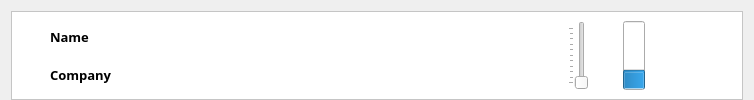
akru/conference-speaker-server, file ServerGui/channel_widget.ui: the form before one commit.
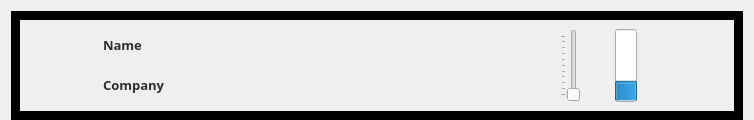
The form after the commit. Icons and pictures are not drawn.

The edit to the form file:
```diff
--- a/ServerGui/channel_widget.ui
+++ b/ServerGui/channel_widget.ui
@@ -7,19 +7,19 @@
     <x>0</x>
     <y>0</y>
     <width>754</width>
-    <height>100</height>
+    <height>120</height>
    </rect>
   </property>
   <property name="minimumSize">
    <size>
     <width>480</width>
-    <height>100</height>
+    <height>120</height>
    </size>
   </property>
   <property name="maximumSize">
    <size>
     <width>16777215</width>
-    <height>100</height>
+    <height>132</height>
    </size>
   </property>
   <property name="windowTitle">
@@ -33,11 +33,16 @@
     <widget class="QFrame" name="frame">
      <property name="styleSheet">
       <string notr="true">QFrame {
-	background: white;
 	font-family: CenturyGothic;
 	font: bold 10pt;
+    color: #2E2E2E;
 	shadow: ;
 }
+
+QWidget#frame {
+    border: 9px solid black;
+	border-image: url(:/gui/channel-box) 9;
+}
 </string>
      </property>
      <property name="frameShape">
@@ -56,60 +61,7 @@
       <property name="leftMargin">
        <number>15</number>
       </property>
-      <item row="0" column="3" rowspan="2">
-       <spacer name="horizontalSpacer_2">
-        <property name="orientation">
-         <enum>Qt::Horizontal</enum>
-        </property>
-        <property name="sizeHint" stdset="0">
-         <size>
-          <width>40</width>
-          <height>20</height>
-         </size>
-        </property>
-       </spacer>
-      </item>
-      <item row="1" column="2">
-       <widget class="QLabel" name="companyLabel">
-        <property name="text">
-         <string>Company</string>
-        </property>
-       </widget>
-      </item>
-      <item row="0" column="0" rowspan="2">
-       <widget class="QLabel" name="avatar">
-        <property name="text">
-         <string/>
-        </property>
-        <property name="pixmap">
-         <pixmap resource="resource.qrc">:/res/images/avatar.png</pixmap>
-        </property>
-       </widget>
-      </item>
-      <item row="0" column="5" rowspan="2">
-       <widget class="QSlider" name="volumeSlider">
-        <property name="orientation">
-         <enum>Qt::Vertical</enum>
-        </property>
-        <property name="invertedAppearance">
-         <bool>false</bool>
-        </property>
-        <property name="invertedControls">
-         <bool>false</bool>
-        </property>
-        <property name="tickPosition">
-         <enum>QSlider::TicksAbove</enum>
-        </property>
-       </widget>
-      </item>
-      <item row="0" column="2">
-       <widget class="QLabel" name="nameLabel">
-        <property name="text">
-         <string>Name</string>
-        </property>
-       </widget>
-      </item>
-      <item row="0" column="7" rowspan="2">
+      <item row="0" column="6" rowspan="2">
        <widget class="QProgressBar" name="volumeBar">
         <property name="styleSheet">
          <string notr="true">margin-right: 50px;</string>
@@ -128,20 +80,7 @@
         </property>
        </widget>
       </item>
-      <item row="0" column="6" rowspan="2">
-       <widget class="QLabel" name="label_3">
-        <property name="styleSheet">
-         <string notr="true">margin-left: 15px;</string>
-        </property>
-        <property name="text">
-         <string/>
-        </property>
-        <property name="pixmap">
-         <pixmap resource="resource.qrc">:/res/images/hear.png</pixmap>
-        </property>
-       </widget>
-      </item>
-      <item row="0" column="8">
+      <item row="0" column="7">
        <widget class="QPushButton" name="closeButton">
         <property name="enabled">
          <bool>true</bool>
@@ -184,7 +123,27 @@
         </property>
        </widget>
       </item>
-      <item row="0" column="4" rowspan="2">
+      <item row="0" column="1">
+       <widget class="QLabel" name="nameLabel">
+        <property name="text">
+         <string>Name</string>
+        </property>
+       </widget>
+      </item>
+      <item row="0" column="2" rowspan="2">
+       <spacer name="horizontalSpacer_2">
+        <property name="orientation">
+         <enum>Qt::Horizontal</enum>
+        </property>
+        <property name="sizeHint" stdset="0">
+         <size>
+          <width>40</width>
+          <height>20</height>
+         </size>
+        </property>
+       </spacer>
+      </item>
+      <item row="0" column="3" rowspan="2">
        <widget class="QLabel" name="label_2">
         <property name="text">
          <string/>
@@ -194,17 +153,64 @@
         </property>
        </widget>
       </item>
-      <item row="0" column="1" rowspan="2">
-       <widget class="Line" name="line">
-        <property name="styleSheet">
-         <string notr="true">background: qlineargradient(x1: 0, y1: 0, x2: 0, y2: 1,
-                                       stop: 0 #B1B1B1, stop: 1 #F3F3F3);</string>
+      <item row="0" column="0" rowspan="2">
+       <widget class="QLabel" name="avatar">
+        <property name="minimumSize">
+         <size>
+          <width>62</width>
+          <height>72</height>
+         </size>
         </property>
-        <property name="lineWidth">
-         <number>0</number>
+        <property name="maximumSize">
+         <size>
+          <width>62</width>
+          <height>72</height>
+         </size>
         </property>
+        <property name="text">
+         <string/>
+        </property>
+        <property name="pixmap">
+         <pixmap resource="resource.qrc">:/gui/avatar</pixmap>
+        </property>
+        <property name="scaledContents">
+         <bool>true</bool>
+        </property>
+       </widget>
+      </item>
+      <item row="0" column="4" rowspan="2">
+       <widget class="QSlider" name="volumeSlider">
         <property name="orientation">
          <enum>Qt::Vertical</enum>
+        </property>
+        <property name="invertedAppearance">
+         <bool>false</bool>
+        </property>
+        <property name="invertedControls">
+         <bool>false</bool>
+        </property>
+        <property name="tickPosition">
+         <enum>QSlider::TicksAbove</enum>
+        </property>
+       </widget>
+      </item>
+      <item row="1" column="1">
+       <widget class="QLabel" name="companyLabel">
+        <property name="text">
+         <string>Company</string>
+        </property>
+       </widget>
+      </item>
+      <item row="0" column="5" rowspan="2">
+       <widget class="QLabel" name="label_3">
+        <property name="styleSheet">
+         <string notr="true">margin-left: 15px;</string>
+        </property>
+        <property name="text">
+         <string/>
+        </property>
+        <property name="pixmap">
+         <pixmap>:/res/images/hear.png</pixmap>
         </property>
        </widget>
       </item>
```
Left out of the diff: 6 changed lines with no effect on the pictures.
